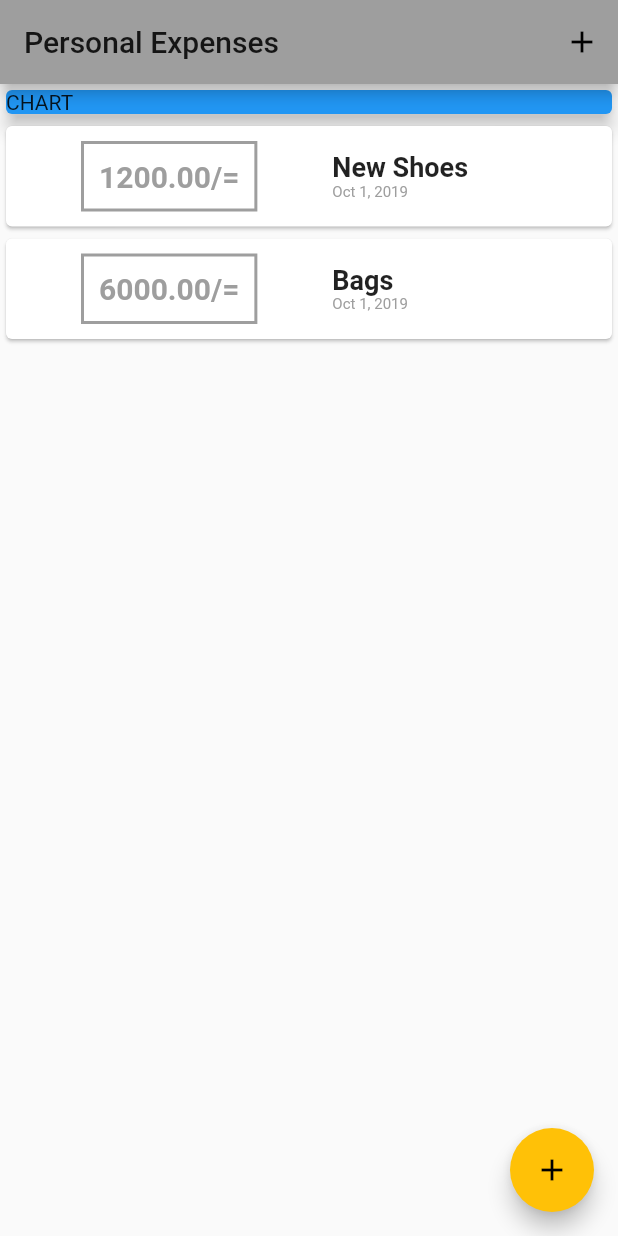
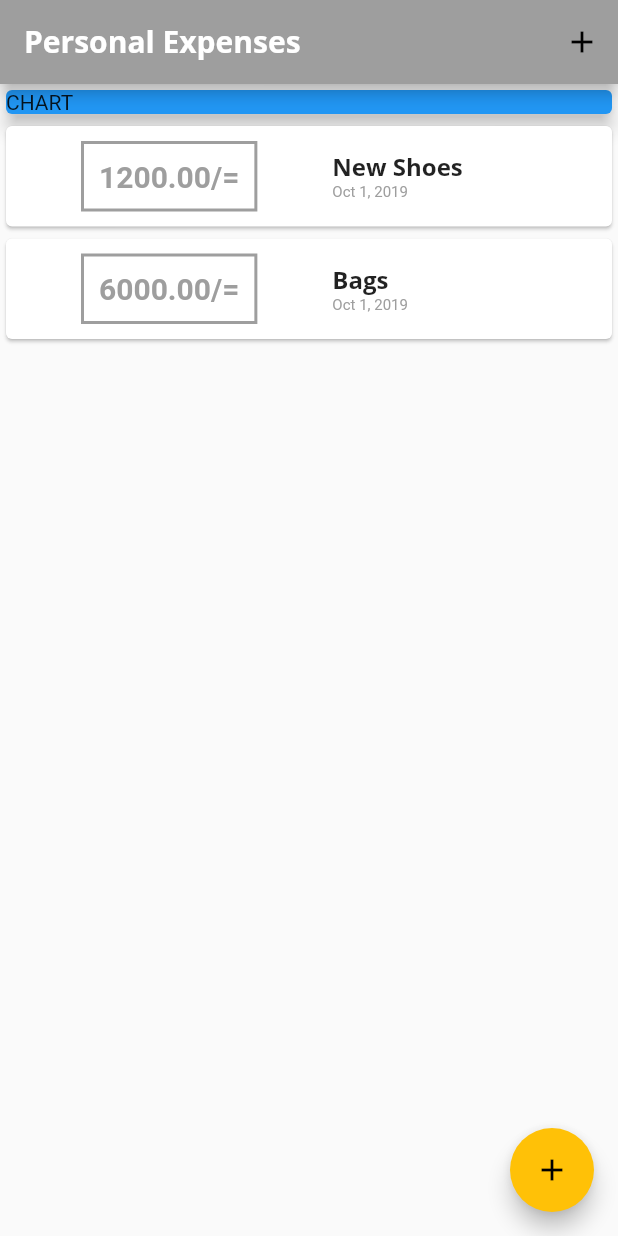
Before and after one commit to mabirizi/personal_expenses_app, a Flutter app: the screen it shows after launch, on a phone screen of 412 x 824 dp. Run offline on Flutter 3.47's test engine with Material 2 defaults, Android fonts, the phone set to English and light mode, and no system bars.

Commit message:
custom fonts & working with text themes

```diff
--- a/lib/main.dart
+++ b/lib/main.dart
@@ -14,21 +14,25 @@ class MyApp extends StatelessWidget {
       title: 'Personal Expenses',
       theme: ThemeData(
           primarySwatch: Colors.grey,
-        accentColor: Colors.amber
+          accentColor: Colors.amber,
+          fontFamily: 'Quicksand',
+          textTheme:  ThemeData.light().textTheme.copyWith(
+            title: TextStyle(fontFamily: 'OpenSans', fontWeight: FontWeight.bold, fontSize: 16)
           ),
+          appBarTheme: AppBarTheme(
+              textTheme: ThemeData.light().textTheme.copyWith(
+                  title: TextStyle(fontFamily: 'OpenSans', fontSize: 20, fontWeight: FontWeight.bold),))),
       home: MyHomePage(),
     );
   }
 }
 
 class MyHomePage extends StatefulWidget {
-
   @override
   _MyHomePageState createState() => _MyHomePageState();
 }
 
 class _MyHomePageState extends State<MyHomePage> {
-
   final List<Transaction> _userTransactions = [
     Transaction(
       id: 't1',
@@ -44,7 +48,7 @@ class _MyHomePageState extends State<MyHomePage> {
     )
   ];
 
-  void _addNewTransaction(String txTitle, double txAmount){
+  void _addNewTransaction(String txTitle, double txAmount) {
     final newTx = Transaction(
       title: txTitle,
       amount: txAmount,
@@ -57,19 +61,18 @@ class _MyHomePageState extends State<MyHomePage> {
     });
   }
 
-  void _startAddNewTransaction(BuildContext ctx){
-    showModalBottomSheet(context: ctx, builder: (_){
+  void _startAddNewTransaction(BuildContext ctx) {
+    showModalBottomSheet(
+        context: ctx,
+        builder: (_) {
           return NewTransaction(_addNewTransaction);
         });
   }
-
-
 
   @override
   Widget build(BuildContext context) {
     return Scaffold(
       appBar: AppBar(
-
         title: Text('Personal Expenses'),
         actions: <Widget>[
           IconButton(
--- a/lib/widgets/transaction_list.dart
+++ b/lib/widgets/transaction_list.dart
@@ -36,7 +36,7 @@ class TransactionList extends StatelessWidget {
                 children: <Widget>[
                   Text(
                     transactions[index].title,
-                    style: TextStyle(fontWeight: FontWeight.bold, fontSize: 18),
+                    style: Theme.of(context).textTheme.title,
                   ),
                   Text(
                     DateFormat.yMMMd().format(transactions[index].date),
```
Also changed, not shown: pubspec.yaml (+11 -11 lines), assets/fonts/OpenSans-Bold.ttf (added), assets/fonts/OpenSans-Regular.ttf (added), assets/fonts/Quicksand-Bold.ttf (added), assets/fonts/Quicksand-Light.ttf (added), assets/fonts/Quicksand-Medium.ttf (added), assets/fonts/Quicksand-Regular.ttf (added). Lines whose indentation alone changed are shown as unchanged.
